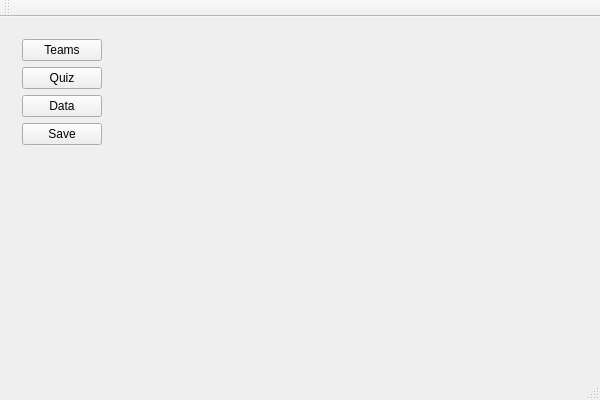
Old version of the form quizverwalter.ui in the repository TanteTroll/QuizVerwalter.
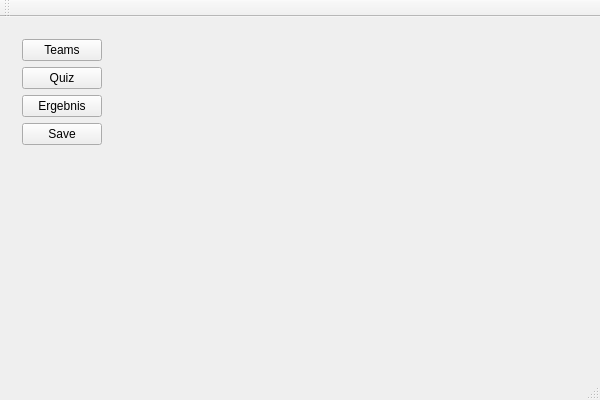
New version of the form.

What changed in the file:
```diff
--- a/quizverwalter.ui
+++ b/quizverwalter.ui
@@ -35,7 +35,7 @@
        <item>
         <widget class="QPushButton" name="pushButtonData">
          <property name="text">
-          <string>Data</string>
+          <string>Ergebnis</string>
          </property>
         </widget>
        </item>
```
Left out of the diff: 2 changed lines with no effect on the pictures.
